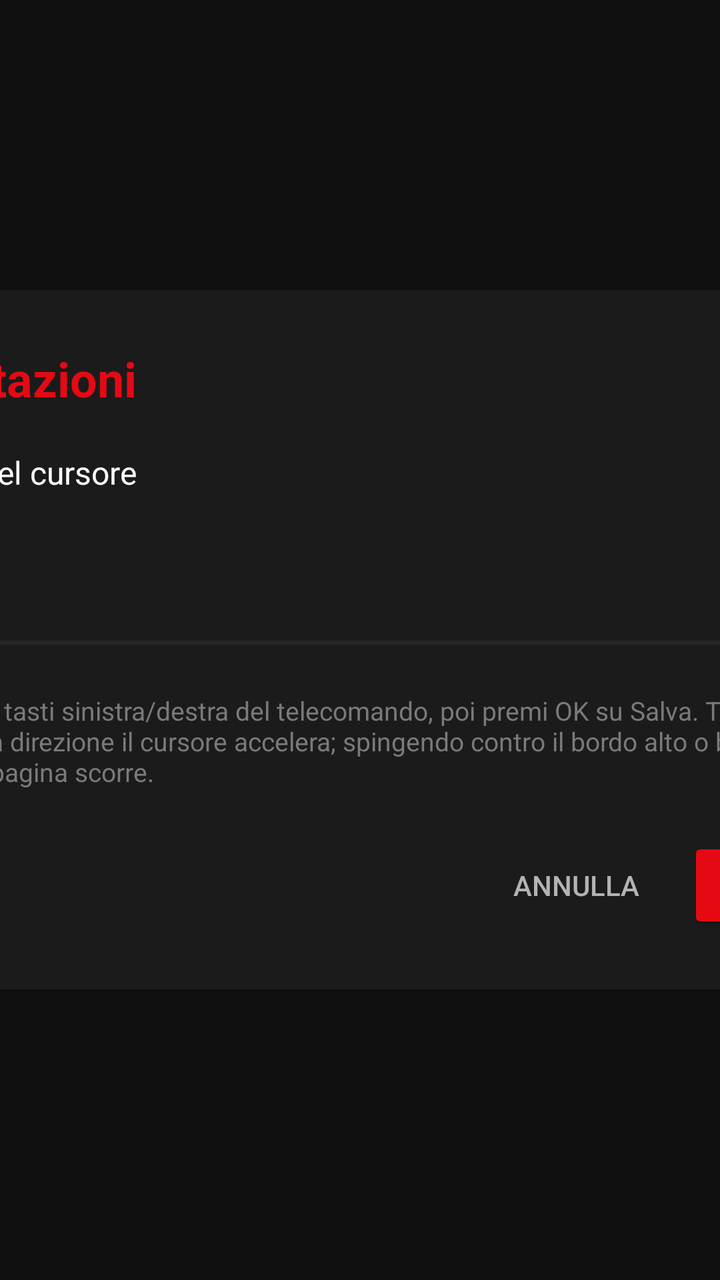
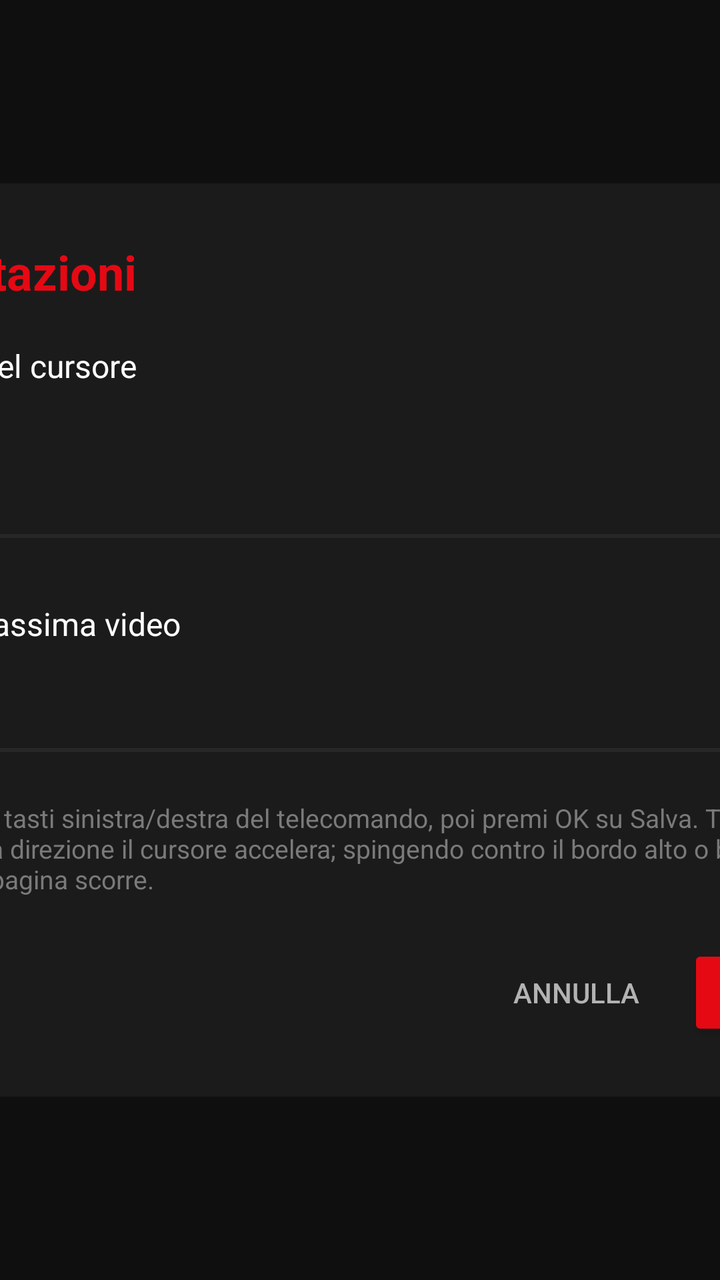

Before-and-after screenshots of an Android layout around one commit, followed by the original layout XML and the change that was made.
<!-- AndroidManifest.xml: application theme Theme.SCViewer -->
<!-- res/layout/dialog_settings.xml -->
<?xml version="1.0" encoding="utf-8"?>
<FrameLayout xmlns:android="http://schemas.android.com/apk/res/android"
    android:layout_width="match_parent"
    android:layout_height="match_parent">

    <LinearLayout
        android:layout_width="560dp"
        android:layout_height="wrap_content"
        android:layout_gravity="center"
        android:orientation="vertical"
        android:background="@drawable/overlay_rounded"
        android:padding="28dp">

        <TextView
            android:layout_width="wrap_content"
            android:layout_height="wrap_content"
            android:text="@string/settings_title"
            android:textColor="@color/sc_accent"
            android:textSize="24sp"
            android:textStyle="bold" />

        <TextView
            android:layout_width="wrap_content"
            android:layout_height="wrap_content"
            android:layout_marginTop="20dp"
            android:text="@string/settings_speed_label"
            android:textColor="@color/sc_text_primary"
            android:textSize="16sp" />

        <TextView
            android:id="@+id/settingsSpeedValue"
            android:layout_width="wrap_content"
            android:layout_height="wrap_content"
            android:layout_marginTop="4dp"
            android:textColor="@color/sc_accent"
            android:textSize="34sp"
            android:textStyle="bold" />

        <SeekBar
            android:id="@+id/settingsSpeedSeek"
            android:layout_width="match_parent"
            android:layout_height="wrap_content"
            android:layout_marginTop="16dp"
            android:focusable="true"
            android:focusableInTouchMode="true"
            android:progressBackgroundTint="#444444"
            android:progressTint="@color/sc_accent"
            android:thumbTint="@color/sc_accent" />

        <TextView
            android:layout_width="match_parent"
            android:layout_height="wrap_content"
            android:layout_marginTop="16dp"
            android:text="@string/settings_hint"
            android:textColor="@color/sc_text_hint"
            android:textSize="13sp" />

        <LinearLayout
            android:layout_width="wrap_content"
            android:layout_height="wrap_content"
            android:layout_gravity="end"
            android:layout_marginTop="24dp"
            android:orientation="horizontal">

            <Button
                android:id="@+id/settingsCancel"
                android:layout_width="wrap_content"
                android:layout_height="wrap_content"
                android:layout_marginEnd="12dp"
                android:background="?attr/selectableItemBackground"
                android:text="@string/settings_cancel"
                android:textColor="@color/sc_text_secondary" />

            <Button
                android:id="@+id/settingsSave"
                android:layout_width="wrap_content"
                android:layout_height="wrap_content"
                android:backgroundTint="@color/sc_accent"
                android:text="@string/settings_save"
                android:textColor="@color/sc_text_primary" />
        </LinearLayout>
    </LinearLayout>
</FrameLayout>
<!-- resources referenced by this layout -->
<resources>
  <color name="sc_accent">#FFE50914</color>
  <color name="sc_text_hint">#FF7A7A7A</color>
  <color name="sc_text_primary">#FFFFFFFF</color>
  <color name="sc_text_secondary">#FFB3B3B3</color>
  <!-- drawable overlay_rounded (drawable) -->
  <?xml version="1.0" encoding="utf-8"?>
  <shape xmlns:android="http://schemas.android.com/apk/res/android"
      android:shape="rectangle">
      <solid android:color="@color/sc_background_elevated" />
      <corners android:radius="8dp" />
  </shape>
  <string name="settings_cancel">Annulla</string>
  <string name="settings_hint">Regola con i tasti sinistra/destra del telecomando, poi premi OK su Salva. Tenendo premuta una direzione il cursore accelera; spingendo contro il bordo alto o basso dello schermo la pagina scorre.</string>
  <string name="settings_save">Salva</string>
  <string name="settings_speed_label">Velocità del cursore</string>
  <string name="settings_title">Impostazioni</string>
  <style name="Theme.SCViewer" parent="Theme.AppCompat.NoActionBar">
          <item name="android:windowBackground">@color/sc_background</item>
          <item name="android:colorBackground">@color/sc_background</item>
          <item name="android:windowNoTitle">true</item>
          <item name="android:windowActionBar">false</item>
          <item name="android:windowFullscreen">true</item>
          <item name="android:windowContentTransitions">false</item>
          <item name="colorPrimary">@color/sc_accent</item>
          <item name="colorPrimaryDark">@color/sc_background</item>
          <item name="colorAccent">@color/sc_accent</item>
          <item name="android:textColorPrimary">@color/sc_text_primary</item>
          <item name="android:textColorSecondary">@color/sc_text_secondary</item>
      </style>
  <color name="sc_background_elevated">#FF1B1B1B</color>
  <color name="sc_background">#FF0F0F0F</color>
</resources>

<!-- the commit's change to res/layout/dialog_settings.xml (unified diff, before → after) -->
@@ -48,6 +48,34 @@
             android:thumbTint="@color/sc_accent" />
 
         <TextView
+            android:layout_width="wrap_content"
+            android:layout_height="wrap_content"
+            android:layout_marginTop="24dp"
+            android:text="@string/settings_quality_label"
+            android:textColor="@color/sc_text_primary"
+            android:textSize="16sp" />
+
+        <TextView
+            android:id="@+id/settingsQualityValue"
+            android:layout_width="wrap_content"
+            android:layout_height="wrap_content"
+            android:layout_marginTop="4dp"
+            android:textColor="@color/sc_accent"
+            android:textSize="22sp"
+            android:textStyle="bold" />
+
+        <SeekBar
+            android:id="@+id/settingsQualitySeek"
+            android:layout_width="match_parent"
+            android:layout_height="wrap_content"
+            android:layout_marginTop="10dp"
+            android:max="2"
+            android:focusable="true"
+            android:progressBackgroundTint="#444444"
+            android:progressTint="@color/sc_accent"
+            android:thumbTint="@color/sc_accent" />
+
+        <TextView
             android:layout_width="match_parent"
             android:layout_height="wrap_content"
             android:layout_marginTop="16dp"
<!-- resource entries referenced after the edit -->
@@ -13,6 +13,7 @@
   </shape>
   <string name="settings_cancel">Annulla</string>
   <string name="settings_hint">Regola con i tasti sinistra/destra del telecomando, poi premi OK su Salva. Tenendo premuta una direzione il cursore accelera; spingendo contro il bordo alto o basso dello schermo la pagina scorre.</string>
+  <string name="settings_quality_label">Qualità massima video</string>
   <string name="settings_save">Salva</string>
   <string name="settings_speed_label">Velocità del cursore</string>
   <string name="settings_title">Impostazioni</string>
